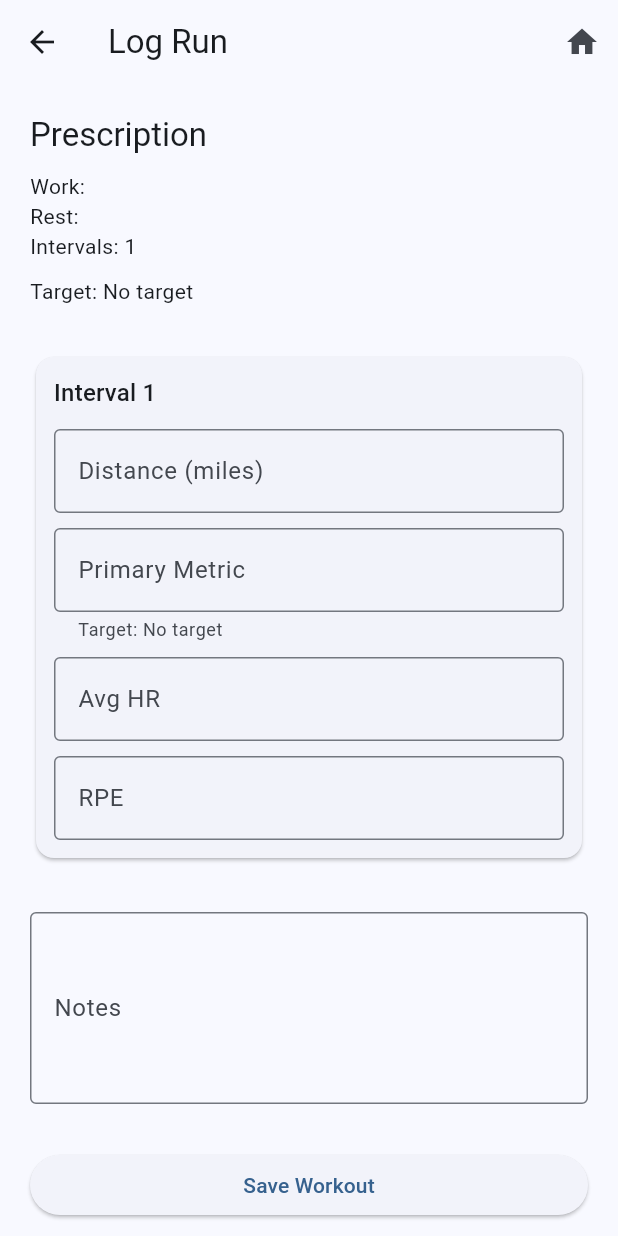
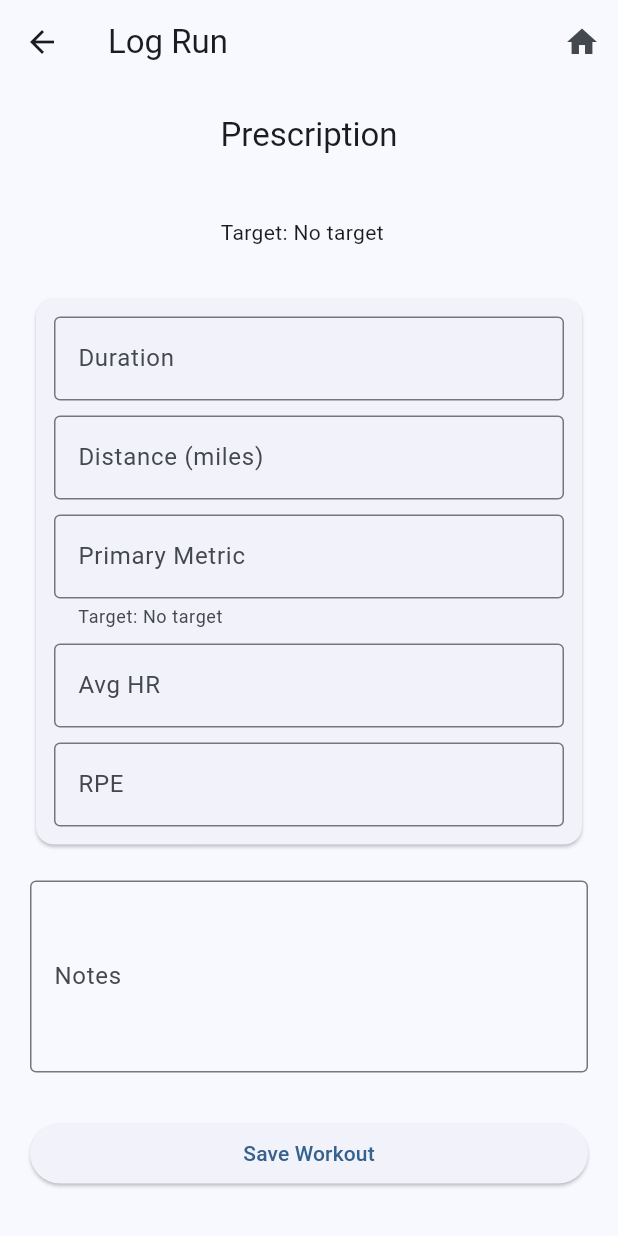
Before and after one commit to mrchrislivingston/mft-gear-matrix, a Flutter app: the LogWorkoutScreen screen opened directly with empty values, on a phone screen of 412 x 824 dp. Run offline on Flutter 3.47's test engine with Material 3 defaults, Android fonts, the phone set to English and light mode, and no system bars; our stand-ins replace shared_preferences; accounts and stored records are empty.

Commit message:
Add continuous workout support for aerobic prescriptions

```diff
--- a/lib/models/log_entry.dart
+++ b/lib/models/log_entry.dart
@@ -73,35 +73,33 @@
   final String prescriptionId;
   final Modality modality;
   final DateTime date;
+
+  /// Only used for continuous (Z1/Z2) workouts.
+  final String duration;
+
   final String notes;
   final List<IntervalResult> intervals;
 
   /// Compatibility constructor for the existing Gear logger.
-  ///
-  /// Existing calls using gearNumber continue to work while the
-  /// remaining screens are migrated to prescriptionId.
   LogEntry({
     required int gearNumber,
     required this.modality,
     required this.date,
+    this.duration = '',
     required this.notes,
     required this.intervals,
   }) : prescriptionId = 'G$gearNumber';
 
-  /// Generic constructor for any prescription:
-  /// G1–G8, P1–P3, or Z1–Z2.
+  /// Generic constructor for any prescription.
   const LogEntry.forPrescription({
     required this.prescriptionId,
     required this.modality,
     required this.date,
+    this.duration = '',
     required this.notes,
     required this.intervals,
   });
 
-  /// Temporary compatibility getter for screens that still expect
-  /// a Gear number.
-  ///
-  /// Returns null for non-Gear prescriptions such as P1 or Z2.
   int? get gearNumber {
     if (!prescriptionId.startsWith('G')) {
       return null;
@@ -117,6 +115,7 @@
       'prescriptionId': prescriptionId,
       'modality': modality.name,
       'date': date.toIso8601String(),
+      'duration': duration,
       'notes': notes,
       'intervals': intervals
           .map((interval) => interval.toJson())
@@ -143,6 +142,7 @@
               json['modality'] as String,
             ),
       date: DateTime.parse(json['date'] as String),
+      duration: (json['duration'] as String?) ?? '',
       notes: (json['notes'] as String?) ?? '',
       intervals: (json['intervals'] as List)
           .map(
--- a/lib/screens/log_workout_screen.dart
+++ b/lib/screens/log_workout_screen.dart
@@ -6,6 +6,14 @@
 import '../models/workout_metric.dart';
 import '../services/app_state.dart';
 import 'workout_summary_screen.dart';
+import '../widgets/workout_interval_card.dart';
+import '../models/training_stimulus.dart';
+import '../widgets/continuous_workout_card.dart';
+import '../widgets/prescription_header.dart';
+import '../widgets/workout_notes.dart';
+import '../widgets/log_workout_button.dart';
+import '../widgets/save_workout_button.dart';
+import '../widgets/workout_entry_section.dart';
 
 class LogWorkoutScreen extends StatefulWidget {
   final Prescription prescription;
@@ -27,6 +35,8 @@
 
 late final List<Map<WorkoutMetric, TextEditingController>>
     intervalControllers;
+
+final durationController = TextEditingController();
 
 final notesController = TextEditingController();
 
@@ -53,7 +63,9 @@
       }
     }
 
+    durationController.dispose();
     notesController.dispose();
+
     super.dispose();
   }
 
@@ -494,9 +506,13 @@
     final target = widget.prescription.targetForModality(widget.modality);
 final hasCurrentTarget = target?.currentTarget != null;
 
+final usesTargetWorkflow =
+    widget.prescription.stimulus != TrainingStimulus.belowThreshold;
+
 String? initialLowTarget;
 String? initialHighTarget;
 
+if (usesTargetWorkflow) {
   if (!hasCurrentTarget) {
     final suggestedTarget = _calculateInitialTarget();
 
@@ -522,6 +538,7 @@
       return;
     }
   }
+}
 
     final intervals = _buildIntervals();
 
@@ -529,6 +546,7 @@
   prescriptionId: widget.prescription.id,
   modality: widget.modality,
   date: DateTime.now(),
+  duration: durationController.text.trim(),
   notes: notesController.text.trim(),
   intervals: intervals,
 );
@@ -589,102 +607,31 @@
       child: ListView(
         padding: const EdgeInsets.all(20),
         children: [
-            Text(
-              'Prescription',
-              style: Theme.of(context).textTheme.titleLarge,
+WorkoutEntrySection(
+  stimulus: prescription.stimulus,
+  intervals: prescription.intervals,
+  durationRange: prescription.durationRange,
+  prescriptionDetails: prescription.prescriptionDisplayForModality(
+    widget.modality,
   ),
-            const SizedBox(height: 10),
-            Text('Work: ${prescription.work}'),
-            Text('Rest: ${prescription.rest}'),
-            Text('Intervals: ${prescription.intervals}'),
-            const SizedBox(height: 10),
-            Text(
+  targetText:
       'Target: '
       '${prescription.targetDisplayForModality(widget.modality)}'
       '${metric == null ? '' : ' ${metric.unitLabel}'}',
+  workoutMetrics: widget.modality.workoutMetrics,
+  intervalControllers: intervalControllers,
+  durationController: durationController,
+  labelForMetric: _labelForMetric,
+  helperTextForMetric: _helperTextForMetric,
+  keyboardTypeForMetric: _keyboardTypeForMetric,
+  validateMetric: _validateMetric,
 ),
-            const SizedBox(height: 30),
-            for (int intervalIndex = 0;
-                intervalIndex < prescription.intervals;
-                intervalIndex++) ...[
-              Card(
-                child: Padding(
-                  padding: const EdgeInsets.all(12),
-                  child: Column(
-                    crossAxisAlignment:
-                        CrossAxisAlignment.start,
-                    children: [
-                      Text(
-                        'Interval ${intervalIndex + 1}',
-                        style: Theme.of(context)
-                            .textTheme
-                            .titleMedium,
+          const SizedBox(height: 20),
+WorkoutNotes(
+  controller: notesController,
 ),
-                      const SizedBox(height: 12),
-                      for (int metricIndex = 0;
-                          metricIndex <
-                              widget.modality.workoutMetrics.length;
-                          metricIndex++) ...[
-                        Builder(
-                          builder: (context) {
-                            final workoutMetric = widget
-                                .modality
-                                .workoutMetrics[metricIndex];
-
-                            final controller =
-                                intervalControllers[intervalIndex]
-                                    [workoutMetric]!;
-
-                            return TextFormField(
-                              controller: controller,
-                              validator: (value) {
-                                return _validateMetric(
-                                  workoutMetric,
-                                  value,
-                                );
-                              },
-                              keyboardType:
-                                  _keyboardTypeForMetric(
-                                workoutMetric,
-                              ),
-                              decoration: InputDecoration(
-                                labelText: _labelForMetric(
-                                  workoutMetric,
-                                ),
-                                helperText:
-                                    _helperTextForMetric(
-                                  workoutMetric,
-                                ),
-                                border:
-                                    const OutlineInputBorder(),
-                              ),
-                            );
-                          },
-                        ),
-                        if (metricIndex <
-                            widget.modality.workoutMetrics.length -
-                                1)
-                          const SizedBox(height: 10),
-                      ],
-                    ],
-                  ),
-                ),
-              ),
-              const SizedBox(height: 12),
-            ],
-            const SizedBox(height: 20),
-            TextField(
-              controller: notesController,
-              maxLines: 4,
-              decoration: const InputDecoration(
-                labelText: 'Notes',
-                border: OutlineInputBorder(),
-              ),
-            ),
-            const SizedBox(height: 30),
-            ElevatedButton(
+          SaveWorkoutButton(
   onPressed: _saveLog,
-              child: const Text('Save Workout'),
 ),
         ],
       ),
--- a/lib/screens/workout_detail_screen.dart
+++ b/lib/screens/workout_detail_screen.dart
@@ -137,6 +137,9 @@
     final prescriptionName =
         prescription?.name ?? log.prescriptionId;
 
+    final hasDuration = log.duration.trim().isNotEmpty;
+    final isContinuousWorkout = hasDuration;
+
     return Scaffold(
       appBar: AppBar(
         title: Text(
@@ -163,12 +166,20 @@
             '${log.date.day}/'
             '${log.date.year}',
           ),
+          if (hasDuration) ...[
+            const SizedBox(height: 8),
+            Text(
+              'Duration: ${log.duration}',
+            ),
+          ],
           const SizedBox(height: 20),
           for (final interval in log.intervals) ...[
             Card(
               child: ListTile(
                 title: Text(
-                  'Interval ${interval.intervalNumber}',
+                  isContinuousWorkout
+                      ? 'Workout'
+                      : 'Interval ${interval.intervalNumber}',
                 ),
                 subtitle: Text(
                   buildIntervalDetails(
--- a/lib/screens/workout_summary_screen.dart
+++ b/lib/screens/workout_summary_screen.dart
@@ -219,6 +219,12 @@
         )
         .toList();
 
+    final hasDuration = log.duration.trim().isNotEmpty;
+    final hasWorkoutTotals =
+        hasDuration ||
+        totalDistance > 0 ||
+        summaryMetrics.isNotEmpty;
+
     return Scaffold(
       appBar: AppBar(
         title: const Text('Workout Summary'),
@@ -260,6 +266,14 @@
                         Theme.of(context).textTheme.titleLarge,
                   ),
                   const SizedBox(height: 16),
+                  if (hasDuration) ...[
+                    Text(
+                      'Duration: ${log.duration}',
+                    ),
+                    if (totalDistance > 0 ||
+                        summaryMetrics.isNotEmpty)
+                      const SizedBox(height: 8),
+                  ],
                   if (totalDistance > 0) ...[
                     Text(
                       'Total Distance: '
@@ -302,6 +316,10 @@
                         summaryMetrics.length - 1)
                       const SizedBox(height: 8),
                   ],
+                  if (!hasWorkoutTotals)
+                    const Text(
+                      'No workout totals recorded.',
+                    ),
                 ],
               ),
             ),
--- /dev/null
+++ b/lib/widgets/continuous_workout_card.dart
@@ -0,0 +1,37 @@
+import 'package:flutter/material.dart';
+
+class ContinuousWorkoutCard extends StatelessWidget {
+  final String duration;
+
+  const ContinuousWorkoutCard({
+    super.key,
+    required this.duration,
+  });
+
+  @override
+  Widget build(BuildContext context) {
+    return Card(
+      child: Padding(
+        padding: const EdgeInsets.all(16),
+        child: Column(
+          crossAxisAlignment: CrossAxisAlignment.start,
+          children: [
+            Text(
+              'Continuous Workout',
+              style: Theme.of(context).textTheme.titleMedium,
+            ),
+            const SizedBox(height: 12),
+            Text(
+              'Duration',
+              style: Theme.of(context).textTheme.labelLarge,
+            ),
+            Text(
+              duration,
+              style: Theme.of(context).textTheme.headlineSmall,
+            ),
+          ],
+        ),
+      ),
+    );
+  }
+}
--- /dev/null
+++ b/lib/widgets/continuous_workout_entry.dart
@@ -0,0 +1,32 @@
+import 'package:flutter/material.dart';
+
+class ContinuousWorkoutEntry extends StatelessWidget {
+  final TextEditingController durationController;
+
+  const ContinuousWorkoutEntry({
+    super.key,
+    required this.durationController,
+  });
+
+  @override
+  Widget build(BuildContext context) {
+    return Column(
+      crossAxisAlignment: CrossAxisAlignment.start,
+      children: [
+        Text(
+          'Duration',
+          style: Theme.of(context).textTheme.titleMedium,
+        ),
+        const SizedBox(height: 8),
+        TextFormField(
+          controller: durationController,
+          keyboardType: TextInputType.text,
+          decoration: const InputDecoration(
+            hintText: 'e.g. 47:32',
+            border: OutlineInputBorder(),
+          ),
+        ),
+      ],
+    );
+  }
+}
--- /dev/null
+++ b/lib/widgets/log_workout_button.dart
@@ -0,0 +1,21 @@
+import 'package:flutter/material.dart';
+
+class LogWorkoutButton extends StatelessWidget {
+  final VoidCallback onPressed;
+
+  const LogWorkoutButton({
+    super.key,
+    required this.onPressed,
+  });
+
+  @override
+  Widget build(BuildContext context) {
+    return SizedBox(
+      width: double.infinity,
+      child: ElevatedButton(
+        onPressed: onPressed,
+        child: const Text('Log Workout'),
+      ),
+    );
+  }
+}
--- /dev/null
+++ b/lib/widgets/prescription_header.dart
@@ -0,0 +1,32 @@
+import 'package:flutter/material.dart';
+
+class PrescriptionHeader extends StatelessWidget {
+  final String title;
+  final String details;
+  final String target;
+
+  const PrescriptionHeader({
+    super.key,
+    required this.title,
+    required this.details,
+    required this.target,
+  });
+
+  @override
+  Widget build(BuildContext context) {
+    return Column(
+      crossAxisAlignment: CrossAxisAlignment.start,
+      children: [
+        Text(
+          title,
+          style: Theme.of(context).textTheme.titleLarge,
+        ),
+        const SizedBox(height: 10),
+        Text(details),
+        const SizedBox(height: 10),
+        Text(target),
+        const SizedBox(height: 30),
+      ],
+    );
+  }
+}
--- /dev/null
+++ b/lib/widgets/save_workout_button.dart
@@ -0,0 +1,21 @@
+import 'package:flutter/material.dart';
+
+class SaveWorkoutButton extends StatelessWidget {
+  final VoidCallback onPressed;
+
+  const SaveWorkoutButton({
+    super.key,
+    required this.onPressed,
+  });
+
+  @override
+  Widget build(BuildContext context) {
+    return SizedBox(
+      width: double.infinity,
+      child: ElevatedButton(
+        onPressed: onPressed,
+        child: const Text('Save Workout'),
+      ),
+    );
+  }
+}
--- /dev/null
+++ b/lib/widgets/workout_entry_section.dart
@@ -0,0 +1,85 @@
+import 'package:flutter/material.dart';
+
+import '../models/training_stimulus.dart';
+import '../models/workout_metric.dart';
+import 'prescription_header.dart';
+import 'workout_interval_card.dart';
+
+class WorkoutEntrySection extends StatelessWidget {
+  final TrainingStimulus stimulus;
+  final int intervals;
+  final String? durationRange;
+
+  final String prescriptionDetails;
+  final String targetText;
+
+  final TextEditingController durationController;
+
+  final List<WorkoutMetric> workoutMetrics;
+
+  final List<Map<WorkoutMetric, TextEditingController>> intervalControllers;
+
+  final String Function(WorkoutMetric) labelForMetric;
+  final String? Function(WorkoutMetric) helperTextForMetric;
+  final TextInputType Function(WorkoutMetric) keyboardTypeForMetric;
+  final String? Function(WorkoutMetric, String?) validateMetric;
+
+  const WorkoutEntrySection({
+    super.key,
+    required this.stimulus,
+    required this.intervals,
+    required this.durationRange,
+    required this.prescriptionDetails,
+    required this.targetText,
+    required this.durationController,
+    required this.workoutMetrics,
+    required this.intervalControllers,
+    required this.labelForMetric,
+    required this.helperTextForMetric,
+    required this.keyboardTypeForMetric,
+    required this.validateMetric,
+  });
+
+  @override
+  Widget build(BuildContext context) {
+    return Column(
+      children: [
+        PrescriptionHeader(
+          title: 'Prescription',
+          details: prescriptionDetails,
+          target: targetText,
+        ),
+
+        if (stimulus == TrainingStimulus.belowThreshold &&
+            durationRange != null)
+          WorkoutIntervalCard(
+            intervalNumber: 1,
+            showTitle: false,
+            durationController: durationController,
+            workoutMetrics: workoutMetrics,
+            controllers: intervalControllers.first,
+            labelForMetric: labelForMetric,
+            helperTextForMetric: helperTextForMetric,
+            keyboardTypeForMetric: keyboardTypeForMetric,
+            validateMetric: validateMetric,
+          )
+        else
+          for (int intervalIndex = 0;
+              intervalIndex < intervals;
+              intervalIndex++) ...[
+            WorkoutIntervalCard(
+              intervalNumber: intervalIndex + 1,
+              showTitle: true,
+              workoutMetrics: workoutMetrics,
+              controllers: intervalControllers[intervalIndex],
+              labelForMetric: labelForMetric,
+              helperTextForMetric: helperTextForMetric,
+              keyboardTypeForMetric: keyboardTypeForMetric,
+              validateMetric: validateMetric,
+            ),
+            const SizedBox(height: 12),
+          ],
+      ],
+    );
+  }
+}
--- /dev/null
+++ b/lib/widgets/workout_interval_card.dart
@@ -0,0 +1,104 @@
+import 'package:flutter/material.dart';
+
+import '../models/workout_metric.dart';
+
+class WorkoutIntervalCard extends StatelessWidget {
+  final int intervalNumber;
+  final bool showTitle;
+
+  /// Only used for continuous (Z1/Z2) workouts.
+  final TextEditingController? durationController;
+
+  final List<WorkoutMetric> workoutMetrics;
+  final Map<WorkoutMetric, TextEditingController> controllers;
+
+  final String Function(WorkoutMetric metric) labelForMetric;
+  final String? Function(WorkoutMetric metric) helperTextForMetric;
+  final TextInputType Function(WorkoutMetric metric) keyboardTypeForMetric;
+  final String? Function(
+    WorkoutMetric metric,
+    String? value,
+  ) validateMetric;
+
+  const WorkoutIntervalCard({
+    super.key,
+    required this.intervalNumber,
+    this.showTitle = true,
+    this.durationController,
+    required this.workoutMetrics,
+    required this.controllers,
+    required this.labelForMetric,
+    required this.helperTextForMetric,
+    required this.keyboardTypeForMetric,
+    required this.validateMetric,
+  });
+
+  @override
+  Widget build(BuildContext context) {
+    return Card(
+      child: Padding(
+        padding: const EdgeInsets.all(12),
+        child: Column(
+          crossAxisAlignment: CrossAxisAlignment.start,
+          children: [
+            if (showTitle) ...[
+              Text(
+                'Interval $intervalNumber',
+                style: Theme.of(context).textTheme.titleMedium,
+              ),
+              const SizedBox(height: 12),
+            ],
+
+            if (durationController != null) ...[
+              TextFormField(
+                controller: durationController,
+                decoration: const InputDecoration(
+                  labelText: 'Duration',
+                  hintText: 'e.g. 47:32',
+                  border: OutlineInputBorder(),
+                ),
+              ),
+              const SizedBox(height: 10),
+            ],
+
+            for (int metricIndex = 0;
+                metricIndex < workoutMetrics.length;
+                metricIndex++) ...[
+              _buildMetricField(
+                workoutMetrics[metricIndex],
+              ),
+              if (metricIndex < workoutMetrics.length - 1)
+                const SizedBox(height: 10),
+            ],
+          ],
+        ),
+      ),
+    );
+  }
+
+  Widget _buildMetricField(
+    WorkoutMetric workoutMetric,
+  ) {
+    return TextFormField(
+      controller: controllers[workoutMetric],
+      validator: (value) {
+        return validateMetric(
+          workoutMetric,
+          value,
+        );
+      },
+      keyboardType: keyboardTypeForMetric(
+        workoutMetric,
+      ),
+      decoration: InputDecoration(
+        labelText: labelForMetric(
+          workoutMetric,
+        ),
+        helperText: helperTextForMetric(
+          workoutMetric,
+        ),
+        border: const OutlineInputBorder(),
+      ),
+    );
+  }
+}
--- /dev/null
+++ b/lib/widgets/workout_notes.dart
@@ -0,0 +1,27 @@
+import 'package:flutter/material.dart';
+
+class WorkoutNotes extends StatelessWidget {
+  final TextEditingController controller;
+
+  const WorkoutNotes({
+    super.key,
+    required this.controller,
+  });
+
+  @override
+  Widget build(BuildContext context) {
+    return Column(
+      children: [
+        TextField(
+          controller: controller,
+          maxLines: 4,
+          decoration: const InputDecoration(
+            labelText: 'Notes',
+            border: OutlineInputBorder(),
+          ),
+        ),
+        const SizedBox(height: 30),
+      ],
+    );
+  }
+}
```
Also changed, not shown: 1 other file. Lines whose indentation alone changed are shown as unchanged.
